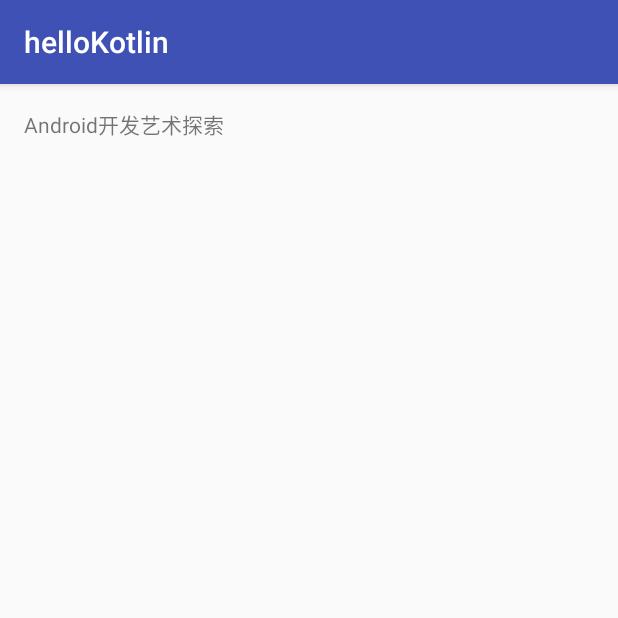
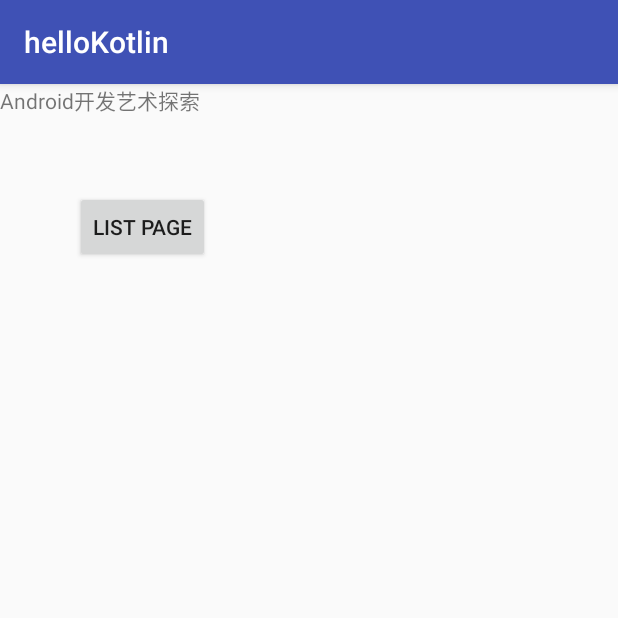
Before and after one commit to xingstarx/helloKotlin, an Android app: the screen it shows after launch (MainActivity), on a phone screen of 412 x 824 dp, the top half of it. Run offline under Robolectric (Android 15) with nearby library versions, the phone set to English and light mode, and no system bars.

Commit message:
列表页

```diff
--- a/app/src/main/AndroidManifest.xml
+++ b/app/src/main/AndroidManifest.xml
@@ -15,6 +15,8 @@
                 <category android:name="android.intent.category.LAUNCHER" />
             </intent-filter>
         </activity>
+
+        <activity android:name=".ListActivity"/>
     </application>
 
 </manifest>
--- a/app/src/main/java/view/star/com/hellokotlin/MainFragment.kt
+++ b/app/src/main/java/view/star/com/hellokotlin/MainFragment.kt
@@ -1,5 +1,6 @@
 package view.star.com.hellokotlin
 
+import android.content.Intent
 import android.os.Bundle
 import android.support.v4.app.Fragment
 import android.view.LayoutInflater
@@ -17,6 +18,9 @@ class MainFragment : Fragment() {
 
     override fun onViewCreated(view: View?, savedInstanceState: Bundle?) {
         textView.text = "Android开发艺术探索"
+        button.setOnClickListener {
+            startActivity(Intent(context, ListActivity::class.java))
+        }
     }
 
     companion object {
--- /dev/null
+++ b/app/src/main/java/view/star/com/hellokotlin/model/Book.kt
@@ -0,0 +1,3 @@
+package view.star.com.hellokotlin.model
+
+data class Book(var name: String, var author: String)
--- a/app/src/main/res/layout/activity_main.xml
+++ b/app/src/main/res/layout/activity_main.xml
@@ -4,8 +4,4 @@
     android:id="@+id/container"
     android:layout_width="match_parent"
     android:layout_height="match_parent"
-    android:paddingBottom="@dimen/activity_vertical_margin"
-    android:paddingLeft="@dimen/activity_horizontal_margin"
-    android:paddingRight="@dimen/activity_horizontal_margin"
-    android:paddingTop="@dimen/activity_vertical_margin"
-    tools:context="view.star.com.hellokotlin.MainActivity"/>
+    tools:context="view.star.com.hellokotlin.MainActivity" />
--- a/app/src/main/res/layout/fragment_main.xml
+++ b/app/src/main/res/layout/fragment_main.xml
@@ -8,4 +8,12 @@
         android:id="@+id/textView"
         android:layout_width="wrap_content"
         android:layout_height="wrap_content" />
+
+    <Button
+        android:id="@+id/button"
+        android:layout_marginTop="50dp"
+        android:layout_marginLeft="50dp"
+        android:text="List Page"
+        android:layout_width="wrap_content"
+        android:layout_height="wrap_content" />
 </LinearLayout>
```
Also changed, not shown: app/src/main/java/view/star/com/hellokotlin/ListActivity.kt (added, +15 -0 lines), app/src/main/java/view/star/com/hellokotlin/ListFragment.kt (added, +85 -0 lines), app/src/main/res/layout/fragment_list.xml (added, +11 -0 lines), app/src/main/res/layout/view_book_list_item.xml (added, +26 -0 lines).
